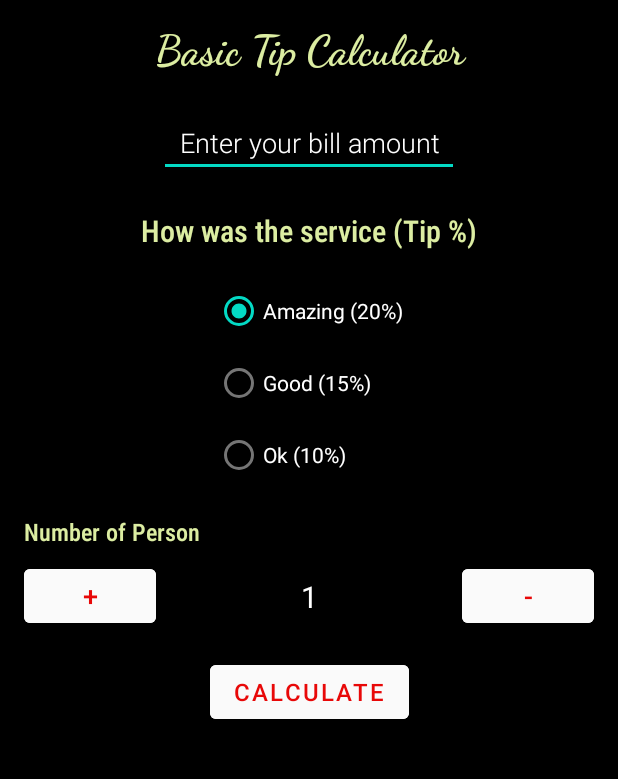
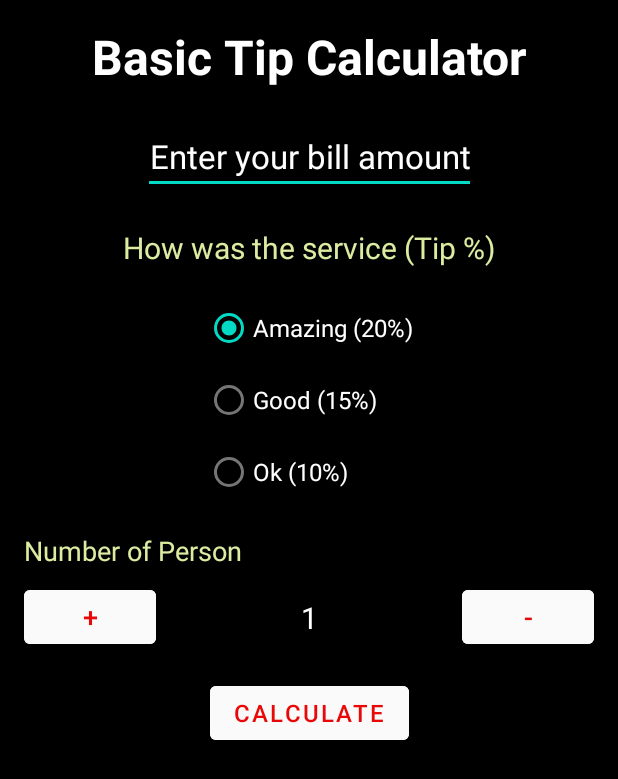
Before and after one commit to DroidDevTaiyab/Basic-Tip-Calculator-Kotlin, an Android app: the layout activity_main.xml on its own in the app's theme, with its tools: preview values and no code run, on a phone screen of 412 x 824 dp. Shown: the top 779 px of the screen. Run offline under Robolectric (Android 15) with nearby library versions, the phone set to English and light mode, and no system bars.

```diff
--- a/app/src/main/res/layout/activity_main.xml
+++ b/app/src/main/res/layout/activity_main.xml
@@ -4,7 +4,7 @@
     xmlns:tools="http://schemas.android.com/tools"
     android:layout_width="match_parent"
     android:layout_height="match_parent"
-    android:background="@color/black"
+    android:background="@android:color/black"
     tools:context=".MainActivity">
 
     <androidx.constraintlayout.widget.ConstraintLayout
@@ -16,11 +16,10 @@
             android:id="@+id/tv_title"
             android:layout_width="match_parent"
             android:layout_height="wrap_content"
-            android:fontFamily="cursive"
             android:gravity="center"
             android:text="Basic Tip Calculator"
-            android:textColor="#DCEDA2"
-            android:textSize="28sp"
+            android:textColor="@color/white"
+            android:textSize="32sp"
             android:textStyle="bold"
             app:layout_constraintEnd_toEndOf="parent"
             app:layout_constraintStart_toStartOf="parent"
@@ -37,27 +36,26 @@
 
         <EditText
             android:id="@+id/edt_bill"
-            android:layout_width="200dp"
+            android:layout_width="wrap_content"
             android:layout_height="wrap_content"
-            android:layout_marginTop="22dp"
-            android:fontFamily="sans-serif-light"
+            android:layout_marginTop="20dp"
             android:gravity="center"
             android:hint="Enter your bill amount"
             android:inputType="numberDecimal"
             android:textColor="@color/white"
+            android:focusable="true"
+            android:focusableInTouchMode="true"
             android:textColorHint="@color/white"
-            android:textSize="18sp"
+            android:textSize="22sp"
             app:layout_constraintEnd_toEndOf="parent"
             app:layout_constraintStart_toStartOf="parent"
             app:layout_constraintTop_toBottomOf="@+id/tv_title" />
-
 
         <TextView
             android:id="@+id/tv_tipPercentage"
             android:layout_width="wrap_content"
             android:layout_height="wrap_content"
             android:layout_marginTop="22dp"
-            android:fontFamily="sans-serif-condensed-medium"
             android:text="How was the service (Tip %)"
             android:textColor="#DCEDA2"
             android:textSize="20sp"
@@ -81,6 +79,7 @@
                 android:layout_width="match_parent"
                 android:layout_height="wrap_content"
                 android:text="Amazing (20%)"
+                android:textSize="16sp"
                 android:textColor="@color/white" />
 
             <RadioButton
@@ -88,6 +87,7 @@
                 android:layout_width="match_parent"
                 android:layout_height="wrap_content"
                 android:text="Good (15%)"
+                android:textSize="16sp"
                 android:textColor="@color/white" />
 
             <RadioButton
@@ -95,6 +95,7 @@
                 android:layout_width="match_parent"
                 android:layout_height="wrap_content"
                 android:text="Ok (10%)"
+                android:textSize="16sp"
                 android:textColor="@color/white" />
         </RadioGroup>
 
@@ -103,11 +104,10 @@
             android:layout_width="match_parent"
             android:layout_height="wrap_content"
             android:layout_marginTop="16dp"
-            android:fontFamily="sans-serif-condensed-medium"
             android:text="Number of Person"
             android:textAllCaps="false"
             android:textColor="#DCEDA2"
-            android:textSize="16sp"
+            android:textSize="18sp"
             app:layout_constraintEnd_toEndOf="parent"
             app:layout_constraintStart_toStartOf="parent"
             app:layout_constraintTop_toBottomOf="@+id/tip_options" />
@@ -169,6 +169,7 @@
             android:layout_marginTop="16dp"
             android:textColor="@color/white"
             android:textStyle="bold"
+            android:textSize="18sp"
             app:layout_constraintEnd_toEndOf="parent"
             app:layout_constraintTop_toBottomOf="@id/btn_calculate" />
 
@@ -179,6 +180,7 @@
             android:layout_marginTop="8dp"
             android:textColor="@color/white"
             android:textStyle="bold"
+            android:textSize="18sp"
             app:layout_constraintEnd_toEndOf="parent"
             app:layout_constraintTop_toBottomOf="@+id/tv_totalBillPlusTip" />
 
@@ -189,6 +191,7 @@
             android:layout_marginTop="8dp"
             android:textColor="@color/white"
             android:textStyle="bold"
+            android:textSize="18sp"
             app:layout_constraintEnd_toEndOf="parent"
             app:layout_constraintTop_toBottomOf="@+id/tv_totalTip" />
 
@@ -199,14 +202,15 @@
             android:layout_marginTop="8dp"
             android:textColor="@color/white"
             android:textStyle="bold"
+            android:textSize="18sp"
             app:layout_constraintEnd_toEndOf="parent"
             app:layout_constraintTop_toBottomOf="@+id/tv_tipPerPerson" />
 
         <ImageView
             android:id="@+id/icon_copy"
-            android:layout_width="28dp"
-            android:layout_height="28dp"
-            android:layout_marginTop="20dp"
+            android:layout_width="32dp"
+            android:layout_height="32dp"
+            android:layout_marginTop="24dp"
             android:layout_marginEnd="16dp"
             android:layout_marginRight="16dp"
             android:src="@drawable/ic_copy"
@@ -217,11 +221,11 @@
 
         <ImageView
             android:id="@+id/icon_share"
-            android:layout_width="28dp"
-            android:layout_height="28dp"
+            android:layout_width="32dp"
+            android:layout_height="32dp"
             android:layout_marginStart="16dp"
             android:layout_marginLeft="16dp"
-            android:layout_marginTop="20dp"
+            android:layout_marginTop="24dp"
             android:src="@drawable/ic_share"
             android:visibility="gone"
             app:layout_constraintStart_toStartOf="@+id/guideline"
```
Also changed, not shown: app/src/main/java/com/taiyabali/basictipcalculator/MainActivity.kt (+39 -0 lines).
